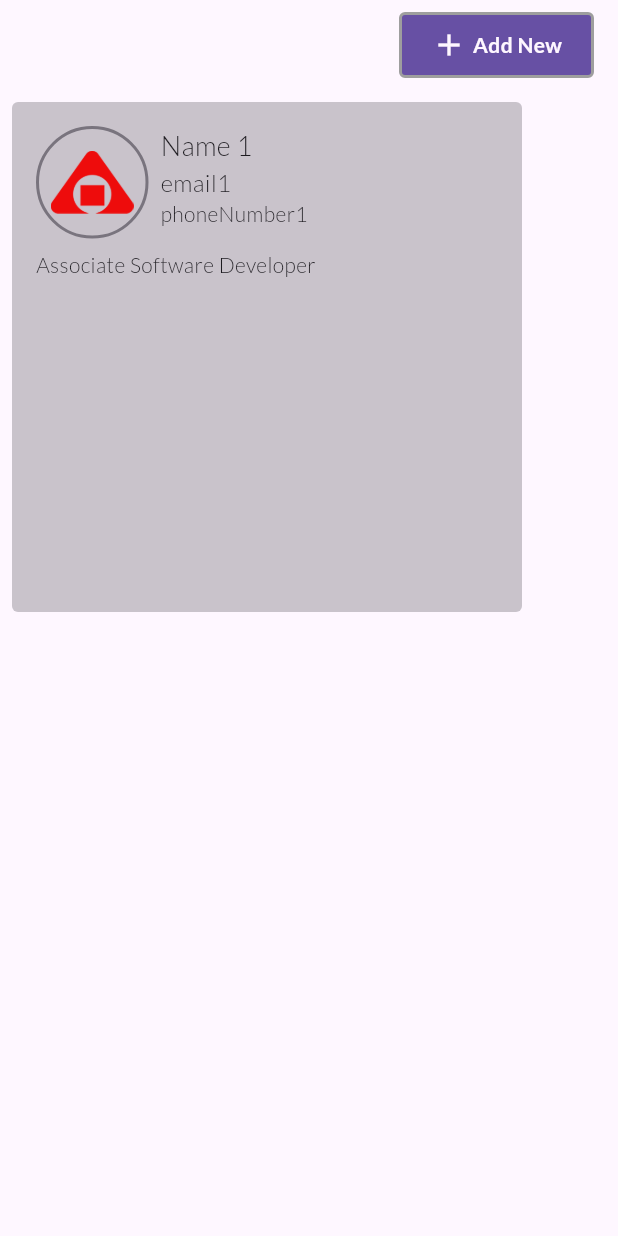
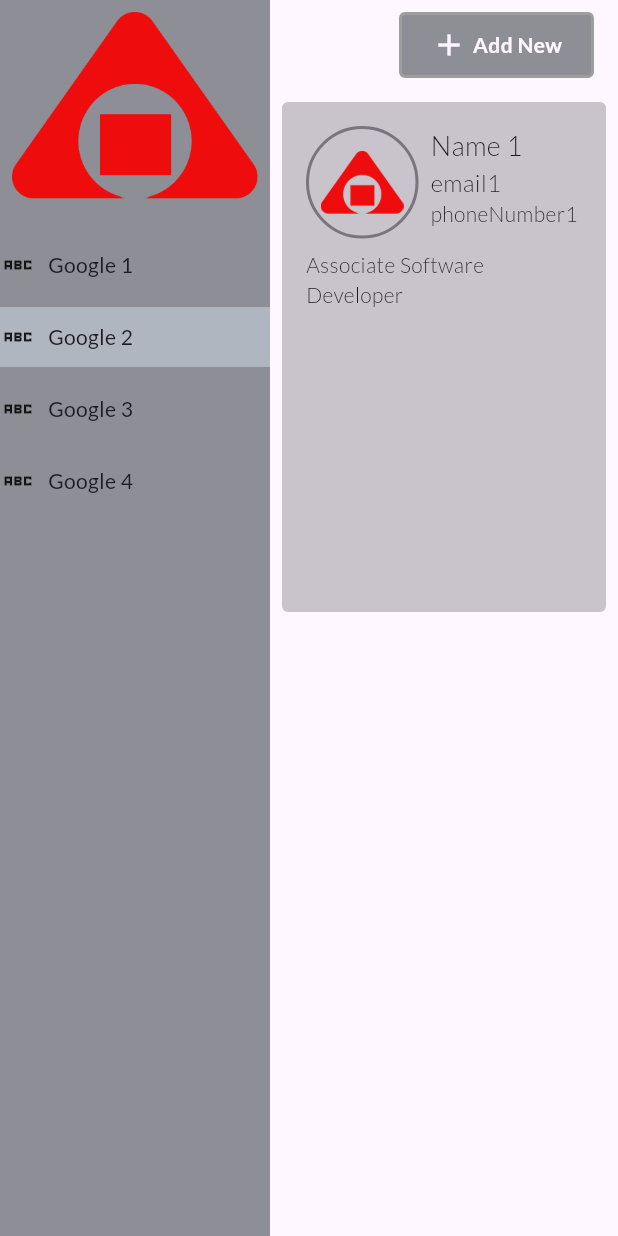
Before and after one commit to sabirklm/team_project_manage_app, a Flutter app: the EmployeePage screen opened directly, on a phone screen of 412 x 824 dp. Run offline on Flutter 3.47's test engine with Material 2 defaults, Android fonts, the phone set to English and light mode, and no system bars; our stand-ins replace firebase_core, flutter_spinkit, get, google_fonts; missing offline and left inert: management_app_service; accounts and stored records are empty.

Commit message:
DEV: add employee

```diff
--- a/lib/main.dart
+++ b/lib/main.dart
@@ -1,5 +1,6 @@
 import 'package:firebase_core/firebase_core.dart';
 import 'package:flutter/material.dart';
+import 'package:get/get.dart';
 import 'package:team_project_manage_app/views/login_page.dart';
 
 import 'color_schemes.g.dart';
@@ -16,7 +17,7 @@ class MyApp extends StatelessWidget {
   const MyApp({super.key});
   @override
   Widget build(BuildContext context) {
-    return MaterialApp(
+    return GetMaterialApp(
       title: 'Let\'s build it.',
       theme: ThemeData(
         useMaterial3: true,
--- a/lib/views/employee_page.dart
+++ b/lib/views/employee_page.dart
@@ -1,6 +1,8 @@
 import 'package:flutter/material.dart';
 import 'package:get/get.dart';
+import 'package:google_fonts/google_fonts.dart';
 import 'package:team_project_manage_app/controllers/employee_controller.dart';
+import 'package:team_project_manage_app/views/sprint_page.dart';
 import 'package:team_project_manage_app/widgets/app_button.dart';
 import 'package:team_project_manage_app/widgets/employee_add_form.dart';
 import 'package:team_project_manage_app/widgets/employee_card.dart';
@@ -16,7 +18,67 @@ class EmployeePage extends StatelessWidget {
       key: ec.scaffoldKey,
       endDrawer: const EmployeeAddForm(),
       body: Obx(() {
-        return Column(
+        return Row(
+          children: [
+            Container(
+              decoration: BoxDecoration(
+                color: Theme.of(context).primaryColor,
+              ),
+              width: 180,
+              // margin: const EdgeInsets.only(
+              //     left: 16, right: 16, top: 16, bottom: 16),
+              child: Column(
+                children: [
+                  Padding(
+                    padding: const EdgeInsets.all(8.0),
+                    child: Image.asset(
+                      "assets/logos/Union.png",
+                    ),
+                  ),
+                  const SizedBox(
+                    height: 16,
+                  ),
+                  ...List.generate(
+                    4,
+                    (index) => InkWell(
+                      onTap: () {
+                        Get.to(SprintPage());
+                      },
+                      child: Container(
+                        padding: const EdgeInsets.only(top: 8, bottom: 8),
+                        margin: const EdgeInsets.only(bottom: 8),
+                        decoration: BoxDecoration(
+                          color: index == 1
+                              ? Theme.of(context)
+                                  .secondaryHeaderColor
+                                  .withOpacity(0.4)
+                              : null,
+                        ),
+                        child: Row(
+                          children: [
+                            const Icon(
+                              Icons.abc_sharp,
+                            ),
+                            const SizedBox(
+                              width: 8,
+                            ),
+                            Text(
+                              "Google ${index + 1}",
+                              style: GoogleFonts.lato(
+                                fontSize: 14,
+                                fontWeight: FontWeight.w500,
+                              ),
+                            )
+                          ],
+                        ),
+                      ),
+                    ),
+                  ),
+                ],
+              ),
+            ),
+            Expanded(
+              child: Column(
                 children: [
                   Row(
                     mainAxisAlignment: MainAxisAlignment.end,
@@ -57,6 +119,9 @@ class EmployeePage extends StatelessWidget {
                   ),
                   if (ec.employeeLoadingStatus) const LoadingIndicator()
                 ],
+              ),
+            ),
+          ],
         );
       }),
     );
--- a/lib/widgets/app_input_field.dart
+++ b/lib/widgets/app_input_field.dart
@@ -8,7 +8,8 @@ class AppInputField extends StatelessWidget {
   const AppInputField({
     super.key,
     this.heading,
-    this.hintText, this.controller,
+    this.hintText,
+    this.controller,
   });
 
   @override
```
Also changed, not shown: lib/controllers/authentication_controller.dart (added, +30 -0 lines), lib/controllers/sprint_controller.dart (added, +53 -0 lines), lib/views/login_page.dart (+25 -12 lines), lib/views/sprint_page.dart (added, +53 -0 lines), lib/widgets/application_snackbar.dart (added, +56 -0 lines), lib/widgets/issue_form.dart (added, +98 -0 lines), lib/widgets/sprint_card.dart (added, +103 -0 lines), lib/color_schemes.g.dart. Lines whose indentation alone changed are shown as unchanged.
